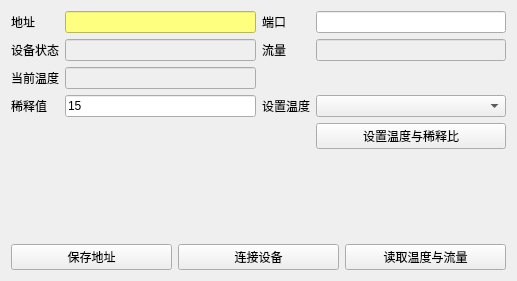
Above: midesettingpage.ui from walkblank/measureTool before the change. Below: the same form after it.
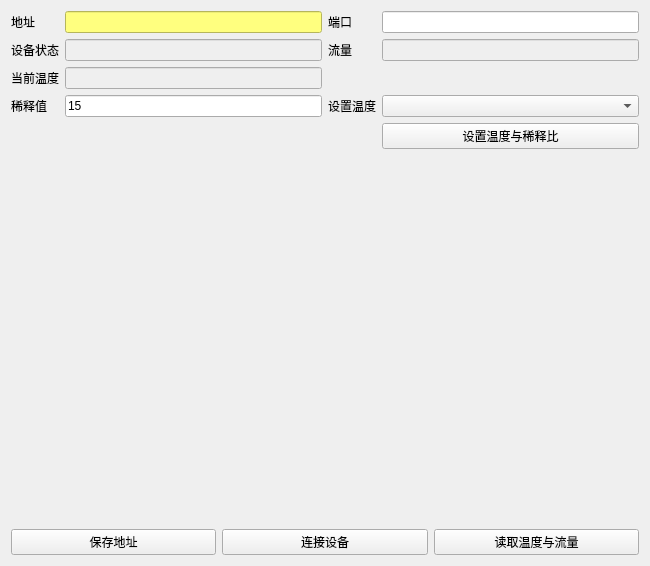
That is the form after the change.

```diff
--- a/midesettingpage.ui
+++ b/midesettingpage.ui
@@ -6,8 +6,8 @@
    <rect>
     <x>0</x>
     <y>0</y>
-    <width>517</width>
-    <height>281</height>
+    <width>650</width>
+    <height>566</height>
    </rect>
   </property>
   <property name="windowTitle">
```
